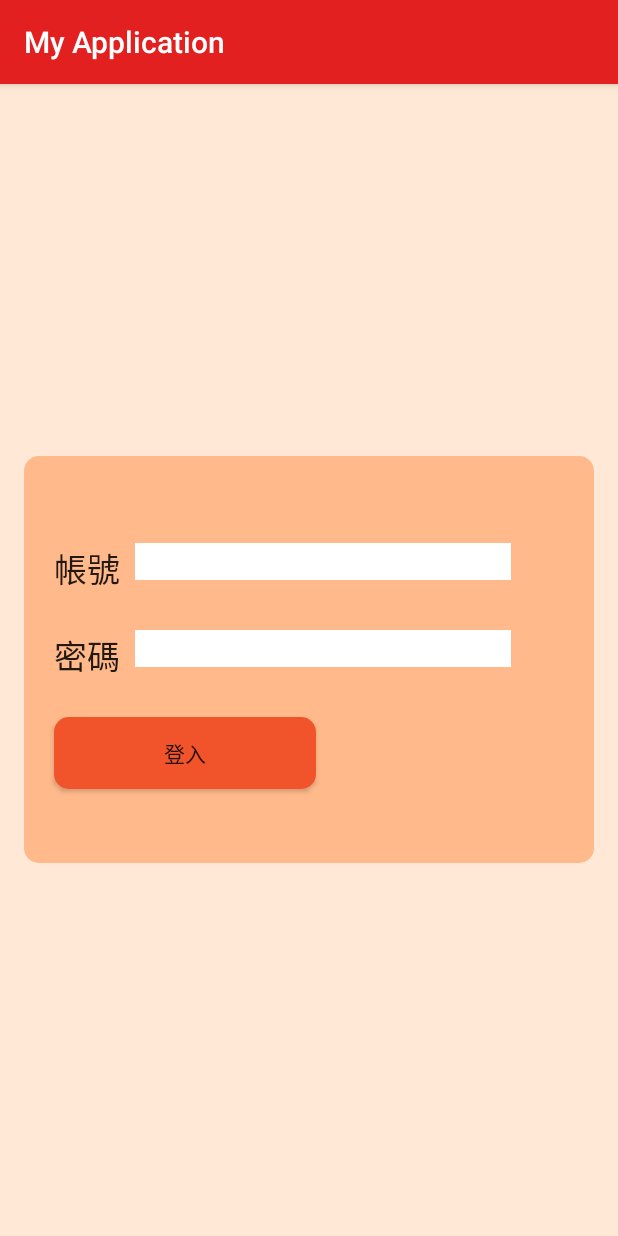
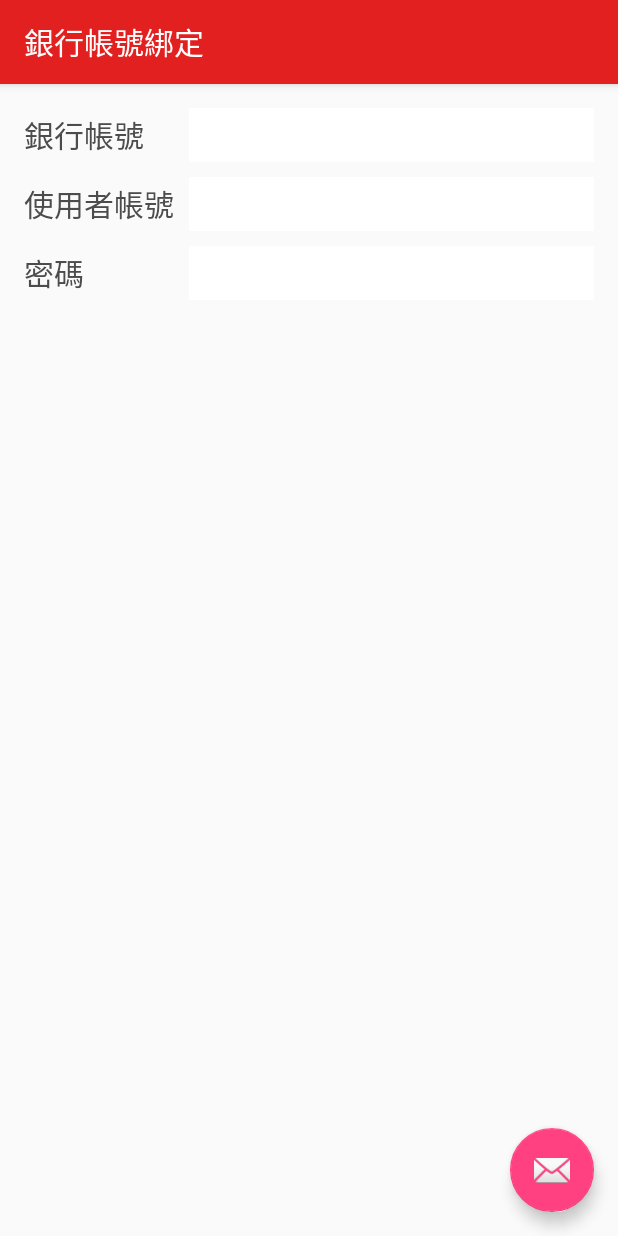
Before and after one commit to elvismetaphor/MyApplication3, an Android app: the screen it shows after launch (MainActivity before the commit, ConnectAccountActivity after it), on a phone screen of 412 x 824 dp. Run offline under Robolectric (Android 15) with nearby library versions, the phone set to English and light mode, and no system bars.

Commit message:
Add account connect activity.

```diff
--- a/app/src/main/AndroidManifest.xml
+++ b/app/src/main/AndroidManifest.xml
@@ -8,23 +8,27 @@
         android:label="@string/app_name"
         android:supportsRtl="true"
         android:theme="@style/AppTheme">
-
         <activity android:name=".MainActivity">
-            <intent-filter>
-                <action android:name="android.intent.action.MAIN"/>
-                <category android:name="android.intent.category.LAUNCHER"/>
-            </intent-filter>
         </activity>
-
         <activity android:name=".InfoActivity"/>
         <activity android:name=".ExchangeActivity"/>
         <activity android:name=".InvestActivity"/>
         <activity android:name=".TransferActivity"/>
-
         <activity
             android:name=".OverspendNotifySettings"
             android:label="@string/title_activity_overspend_notify_settings"
             android:theme="@style/AppTheme.NoActionBar">
+
+        </activity>
+        <activity
+            android:name=".ConnectAccountActivity"
+            android:label="@string/title_activity_connect_account"
+            android:theme="@style/AppTheme.NoActionBar">
+            <intent-filter>
+                <action android:name="android.intent.action.MAIN"/>
+
+                <category android:name="android.intent.category.LAUNCHER"/>
+            </intent-filter>
         </activity>
     </application>
 
--- /dev/null
+++ b/app/src/main/java/com/example/zzdanny/myapplication/ConnectAccountActivity.java
@@ -0,0 +1,32 @@
+package com.example.zzdanny.myapplication;
+
+import android.os.Bundle;
+import android.support.design.widget.FloatingActionButton;
+import android.support.design.widget.Snackbar;
+import android.support.v7.app.AppCompatActivity;
+import android.support.v7.widget.Toolbar;
+import android.view.View;
+
+public class ConnectAccountActivity extends AppCompatActivity {
+
+    @Override
+    protected void onCreate(Bundle savedInstanceState) {
+        super.onCreate(savedInstanceState);
+        setContentView(R.layout.activity_connect_account);
+        Toolbar toolbar = (Toolbar) findViewById(R.id.toolbar);
+        setSupportActionBar(toolbar);
+
+
+
+
+//        FloatingActionButton fab = (FloatingActionButton) findViewById(R.id.fab);
+//        fab.setOnClickListener(new View.OnClickListener() {
+//            @Override
+//            public void onClick(View view) {
+//                Snackbar.make(view, "Replace with your own action", Snackbar.LENGTH_LONG)
+//                        .setAction("Action", null).show();
+//            }
+//        });
+    }
+
+}
--- /dev/null
+++ b/app/src/main/res/layout/activity_connect_account.xml
@@ -0,0 +1,35 @@
+<?xml version="1.0" encoding="utf-8"?>
+<android.support.design.widget.CoordinatorLayout
+    xmlns:android="http://schemas.android.com/apk/res/android"
+    xmlns:app="http://schemas.android.com/apk/res-auto"
+    xmlns:tools="http://schemas.android.com/tools"
+    android:layout_width="match_parent"
+    android:layout_height="match_parent"
+    android:fitsSystemWindows="true"
+    tools:context="com.example.zzdanny.myapplication.ConnectAccountActivity">
+
+    <android.support.design.widget.AppBarLayout
+        android:layout_width="match_parent"
+        android:layout_height="wrap_content"
+        android:theme="@style/AppTheme.AppBarOverlay">
+
+        <android.support.v7.widget.Toolbar
+            android:id="@+id/toolbar"
+            android:layout_width="match_parent"
+            android:layout_height="?attr/actionBarSize"
+            android:background="?attr/colorPrimary"
+            app:popupTheme="@style/AppTheme.PopupOverlay"/>
+
+    </android.support.design.widget.AppBarLayout>
+
+    <include layout="@layout/content_connect_account"/>
+
+    <android.support.design.widget.FloatingActionButton
+        android:id="@+id/fab"
+        android:layout_width="wrap_content"
+        android:layout_height="wrap_content"
+        android:layout_gravity="bottom|end"
+        android:layout_margin="@dimen/fab_margin"
+        app:srcCompat="@android:drawable/ic_dialog_email"/>
+
+</android.support.design.widget.CoordinatorLayout>
--- /dev/null
+++ b/app/src/main/res/layout/content_connect_account.xml
@@ -0,0 +1,99 @@
+<?xml version="1.0" encoding="utf-8"?>
+<LinearLayout
+    xmlns:android="http://schemas.android.com/apk/res/android"
+    xmlns:app="http://schemas.android.com/apk/res-auto"
+    xmlns:tools="http://schemas.android.com/tools"
+    android:id="@+id/content_connect_account"
+    android:layout_width="match_parent"
+    android:layout_height="match_parent"
+    android:orientation="vertical"
+    android:paddingBottom="@dimen/activity_vertical_margin"
+    android:paddingLeft="@dimen/activity_horizontal_margin"
+    android:paddingRight="@dimen/activity_horizontal_margin"
+    android:paddingTop="@dimen/activity_vertical_margin"
+    app:layout_behavior="@string/appbar_scrolling_view_behavior"
+    tools:context="com.example.zzdanny.myapplication.ConnectAccountActivity"
+    tools:showIn="@layout/activity_connect_account">
+
+    <LinearLayout
+        android:layout_width="match_parent"
+        android:layout_height="36dp"
+        android:layout_marginBottom="10dp"
+        android:orientation="horizontal" >
+
+        <TextView
+            android:layout_width="100dp"
+            android:layout_height="match_parent"
+            android:gravity="center_vertical"
+            android:textColor="#4c4c4c"
+            android:textSize="20sp"
+            android:text="銀行帳號" />
+
+        <EditText
+            android:layout_width="0dp"
+            android:layout_height="match_parent"
+            android:layout_weight="1"
+            android:layout_marginLeft="10dp"
+            android:padding="2dp"
+            android:textColor="#4c4c4c"
+            android:textSize="20sp"
+            android:id="@+id/bank_account"
+            android:background="@android:color/white" />
+
+    </LinearLayout>
+
+    <LinearLayout
+        android:layout_width="match_parent"
+        android:layout_height="36dp"
+        android:layout_marginBottom="10dp"
+        android:orientation="horizontal" >
+
+        <TextView
+            android:layout_width="100dp"
+            android:layout_height="match_parent"
+            android:gravity="center_vertical"
+            android:textColor="#4c4c4c"
+            android:textSize="20sp"
+            android:text="使用者帳號" />
+
+        <EditText
+            android:layout_width="0dp"
+            android:layout_height="match_parent"
+            android:layout_weight="1"
+            android:layout_marginLeft="10dp"
+            android:padding="2dp"
+            android:textColor="#4c4c4c"
+            android:textSize="20sp"
+            android:id="@+id/user_account"
+            android:background="@android:color/white" />
+
+    </LinearLayout>
+
+    <LinearLayout
+        android:layout_width="match_parent"
+        android:layout_height="36dp"
+        android:layout_marginBottom="10dp"
+        android:orientation="horizontal" >
+
+        <TextView
+            android:layout_width="100dp"
+            android:layout_height="match_parent"
+            android:gravity="center_vertical"
+            android:textColor="#4c4c4c"
+            android:textSize="20sp"
+            android:text="密碼" />
+
+        <EditText
+            android:layout_width="0dp"
+            android:layout_height="match_parent"
+            android:layout_weight="1"
+            android:layout_marginLeft="10dp"
+            android:padding="2dp"
+            android:textColor="#4c4c4c"
+            android:textSize="20sp"
+            android:id="@+id/password"
+            android:background="@android:color/white" />
+
+    </LinearLayout>
+
+</LinearLayout>
--- a/app/src/main/res/values/strings.xml
+++ b/app/src/main/res/values/strings.xml
@@ -1,9 +1,10 @@
 <resources>
     <string name="app_name">My Application</string>
     <string name="title_activity_overspend_notify_settings">信用卡超支通知設定</string>
-    <string name="select_region_dialog_title1">Spinner 銀行買入</string>
-    <string name="select_region_dialog_title2">Spinner 兌換幣值</string>
-    <string name="select_region_dialog_title3">Spinner 提撥%數</string>
+    <string name="title_activity_connect_account">銀行帳號綁定</string>
+    <string name="select_dialog_title1">Spinner 銀行買入</string>
+    <string name="select_dialog_title2">Spinner 兌換幣值</string>
+    <string name="select_dialog_title3">Spinner 提撥%數</string>
 
     <string-array name="spn_list">
         <item>御山銀行 00359383924534</item>
```
